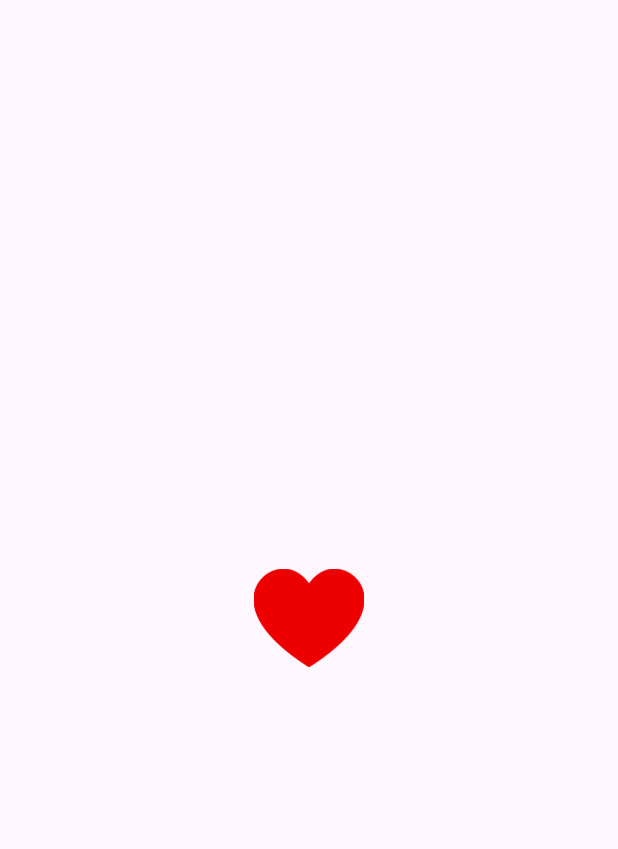
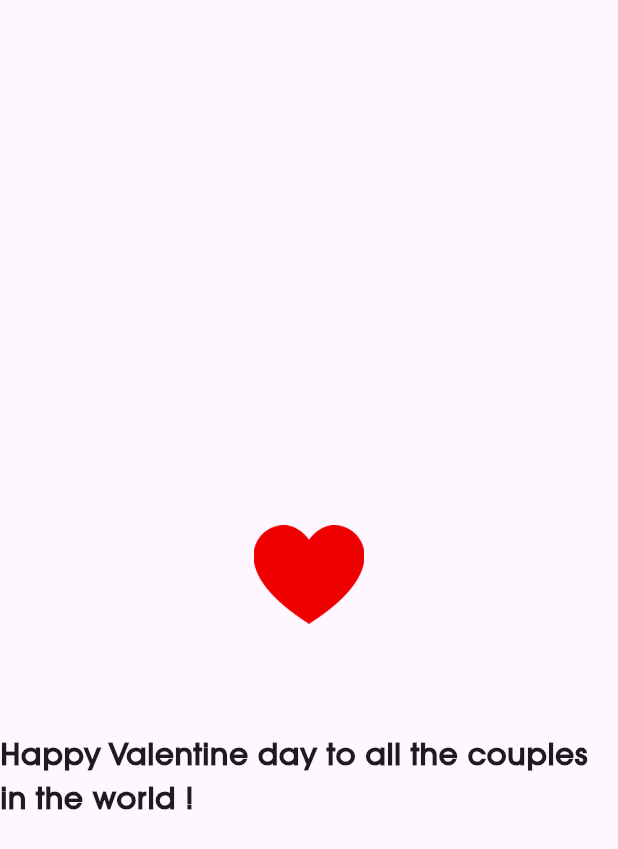
Before and after one commit to Huunguyen25/valentine, a Flutter app: the first screen one second after launch, on a phone screen of 412 x 824 dp. Shown: the top 849 px of the screen. Run offline on Flutter 3.47's test engine with Material 3 defaults, Android fonts, the phone set to English and light mode, and no system bars.

Commit message:
adding text and font folder

```diff
--- a/lib/main.dart
+++ b/lib/main.dart
@@ -43,7 +43,10 @@
   Widget build(BuildContext context) {
     return Scaffold(
       body: Center(
-        child: ScaleTransition(
+        child: Column(
+          mainAxisAlignment: MainAxisAlignment.center,
+          children: [
+            ScaleTransition(
               scale: _animation,
               child: Padding(
                 padding: EdgeInsets.all(2.0),
@@ -54,6 +57,13 @@
                 ),
               ),
             ),
+            Text(
+              "Happy Valentine day to all the couples in the world !",
+              style: TextStyle(
+                  fontSize: 20, fontWeight: FontWeight.bold, fontFamily: 'ITC'),
+            ),
+          ],
+        ),
       ),
     );
   }
```
Also changed, not shown: pubspec.yaml (+5 -5 lines), assets/fonts/ITCAvantGardePro-Md.ttf (added). Lines whose indentation alone changed are shown as unchanged.
